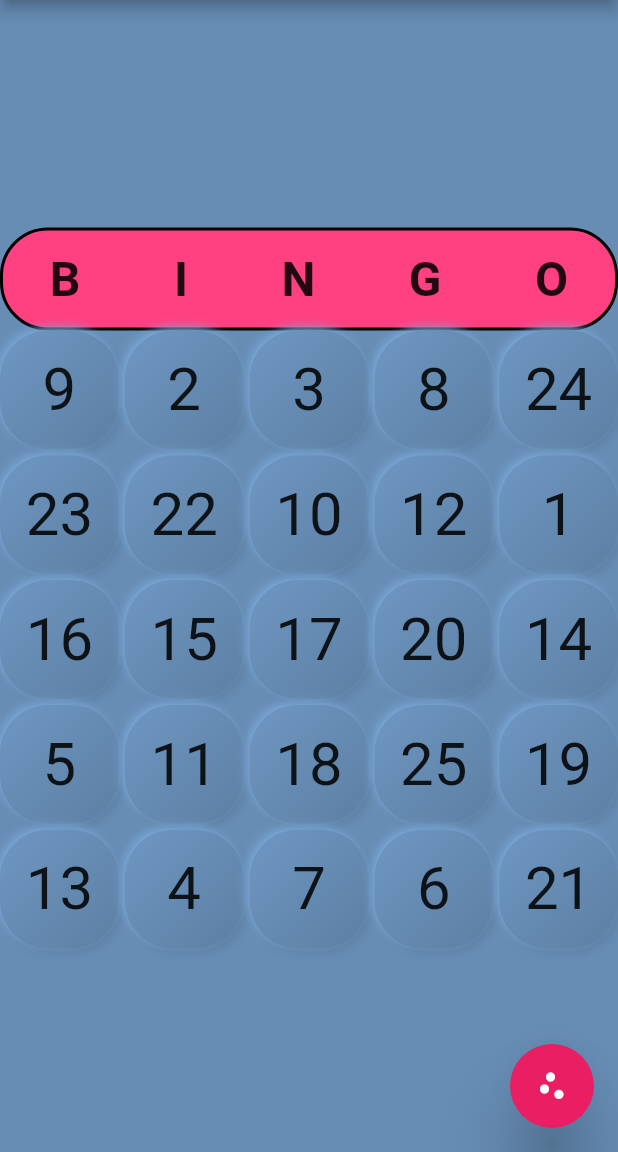
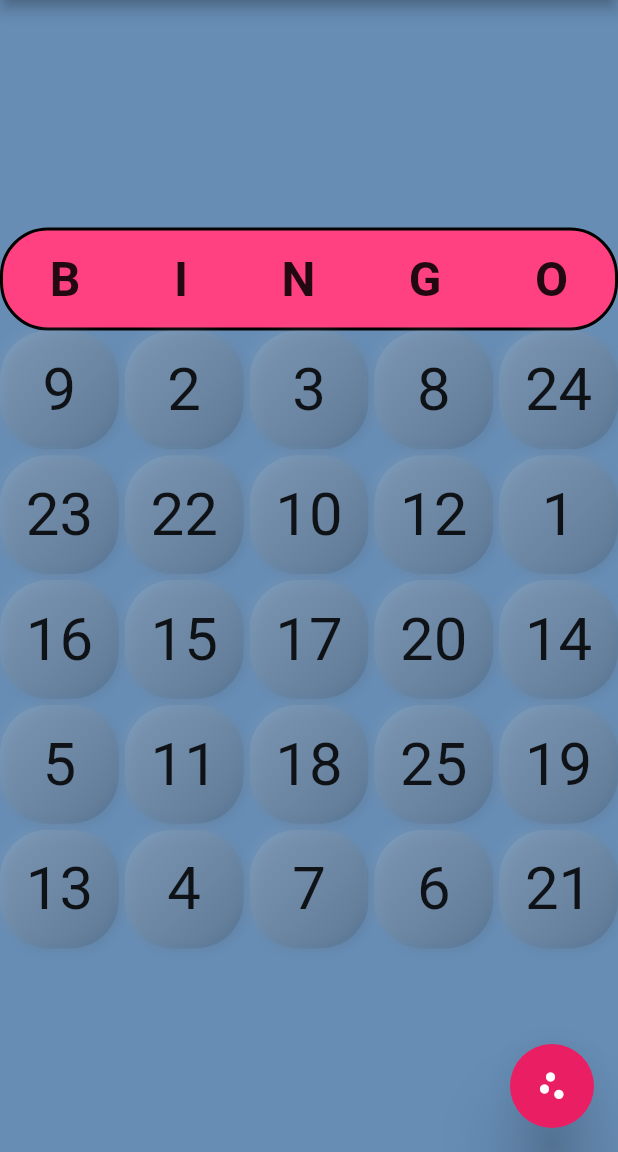
Before and after one commit to Rishabh510/Bingo-game, a Flutter app: the screen it shows after launch, on a phone screen of 412 x 824 dp, the part 84-1236 px from its top. Run offline on Flutter 3.47's test engine with Material 2 defaults, Android fonts, the phone set to English and light mode, and no system bars; our stand-ins replace google_fonts.

Commit message:
added neuromorphic design to number boxes

```diff
--- a/lib/screens/game.dart
+++ b/lib/screens/game.dart
@@ -73,17 +73,17 @@ class Game extends StatelessWidget {
                           gradient: LinearGradient(
                             begin: Alignment.topLeft,
                             end: Alignment.bottomRight,
-                            colors: (!obj.isCrossed[i]) ? [Color(0xff6e97c2), Color(0xff5d7fa3)] : [Color(0xff5d7fa3), Color(0xff6e97c2)],
+                            colors: (!obj.isCrossed[i]) ? [Colors.white10, Colors.black12] : [Color(0xff5d7fa3), Color(0xff6e97c2)],
                           ),
 //                          border: Border.all(color: Colors.blueGrey),
                           boxShadow: [
                             BoxShadow(
-                              color: Color(0xff46607b),
+                              color: Colors.black12,
                               blurRadius: 5,
                               offset: Offset(1, 1),
                             ),
                             BoxShadow(
-                              color: Color(0xff88baef),
+                              color: Colors.white10,
                               blurRadius: 5,
                               offset: Offset(-1, -1),
                             ),
```
